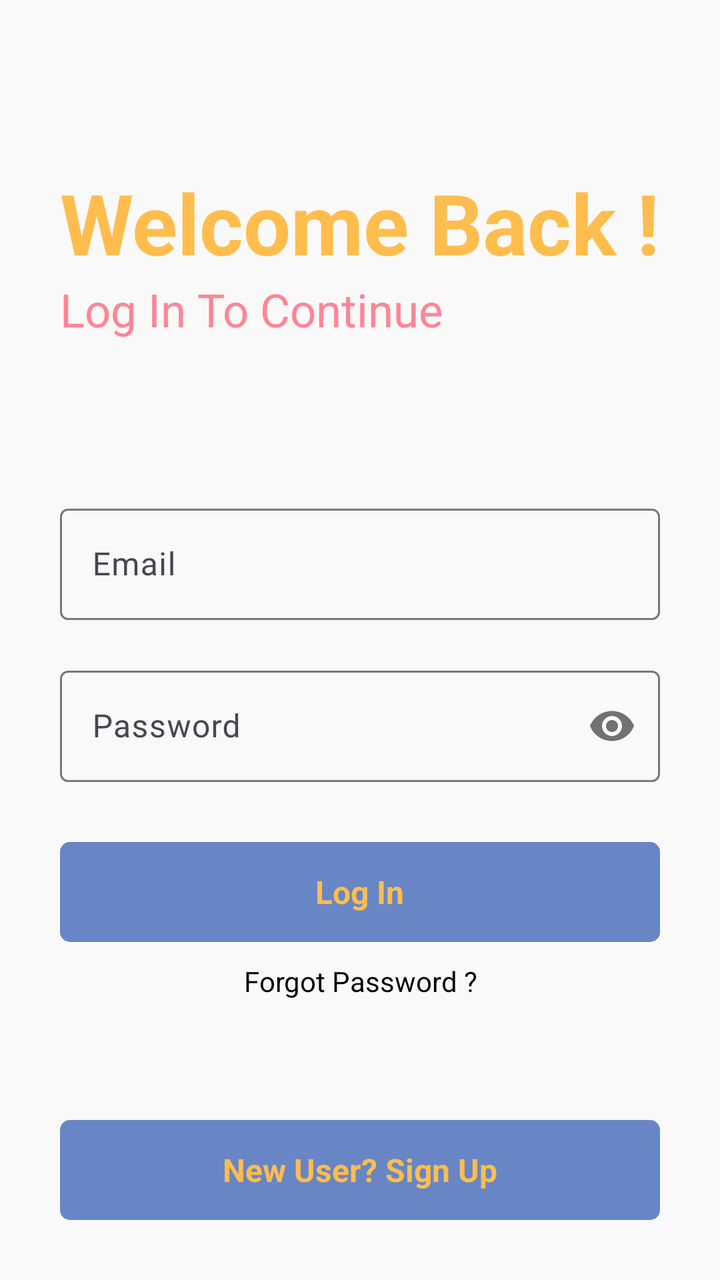
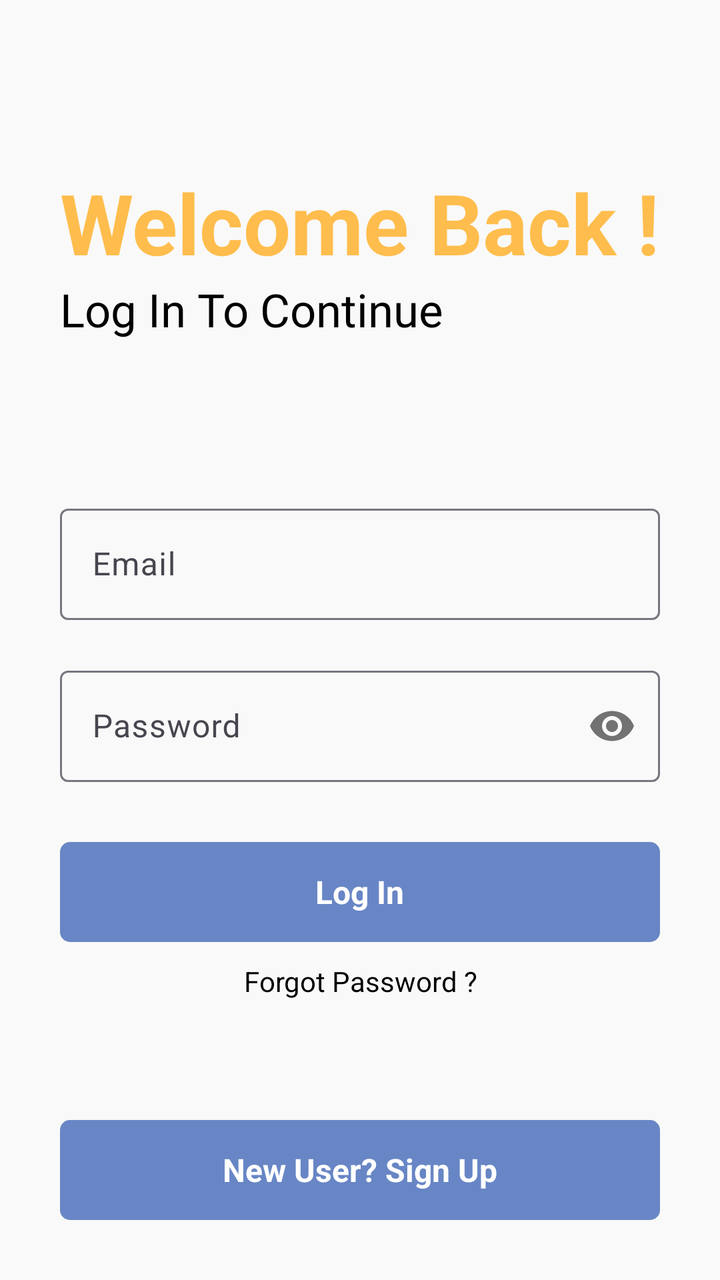

Screens rendered from an Android XML layout before and after an edit, with the pre-edit source and the edit as a unified diff.
<!-- AndroidManifest.xml: application theme Theme.SmartNoteV2 -->
<!-- res/layout/activity_main.xml -->
<?xml version="1.0" encoding="utf-8"?>
<RelativeLayout xmlns:android="http://schemas.android.com/apk/res/android"
    xmlns:app="http://schemas.android.com/apk/res-auto"
    xmlns:tools="http://schemas.android.com/tools"
    android:id="@+id/main"
    android:layout_width="match_parent"
    android:layout_height="match_parent"
    android:background="#f9f9f9"
    tools:context=".MainActivity">

    <RelativeLayout
        android:layout_width="match_parent"
        android:layout_height="wrap_content"
        android:id="@+id/centerline"
        android:layout_centerInParent="true">

    </RelativeLayout>
    <LinearLayout
        android:layout_width="match_parent"
        android:layout_height="wrap_content"
        android:layout_marginLeft="30dp"
        android:layout_marginRight="30dp"
        android:layout_above="@+id/centerline"
        android:layout_marginBottom="150dp"
        android:orientation="vertical">

        <TextView
            android:layout_width="match_parent"
            android:layout_height="wrap_content"
            android:text="Welcome Back !"
            android:textSize="42sp"
            android:textColor="#FFBD4D"
            android:textStyle="bold"/>
        <TextView
            android:layout_width="match_parent"
            android:layout_height="wrap_content"
            android:text="Log In To Continue"
            android:textSize="23sp"
            android:textColor="#FF8596"/>

    </LinearLayout>

    <com.google.android.material.textfield.TextInputLayout
        android:layout_width="match_parent"
        android:layout_height="wrap_content"
        android:layout_above="@+id/centerline"
        android:layout_marginBottom="10dp"
        android:id="@+id/email"
        android:layout_marginRight="30dp"
        android:layout_marginLeft="30dp"
        >
        <EditText
            android:layout_width="match_parent"
            android:layout_height="wrap_content"
            android:hint="Email"
            android:inputType="textEmailAddress"
            android:id="@+id/login_email"/>
    </com.google.android.material.textfield.TextInputLayout>

    <com.google.android.material.textfield.TextInputLayout
        android:layout_width="match_parent"
        android:layout_height="wrap_content"
        android:layout_below="@+id/centerline"
        android:layout_marginTop="10dp"
        android:id="@+id/password"
        android:layout_marginRight="30dp"
        android:layout_marginLeft="30dp"
        app:passwordToggleEnabled="true"
        >
        <EditText
            android:layout_width="match_parent"
            android:layout_height="wrap_content"
            android:hint="Password"
            android:inputType="textPassword"
            android:id="@+id/login_password"/>
    </com.google.android.material.textfield.TextInputLayout>

    <RelativeLayout
        android:layout_width="match_parent"
        android:layout_height="50dp"
        android:layout_marginLeft="30dp"
        android:layout_marginRight="30dp"
        android:layout_marginTop="30dp"
        android:background="@drawable/button_design"
        android:layout_below="@+id/password"
        android:id="@+id/login">

        <TextView
            android:layout_width="wrap_content"
            android:layout_height="wrap_content"
            android:textStyle="bold"
            android:layout_marginStart="8dp"
            android:textSize="16sp"
            android:text="Log In"
            android:textColor="#FFBD4D"
            android:layout_centerInParent="true"/>


    </RelativeLayout>

    <RelativeLayout
        android:layout_width="match_parent"
        android:layout_height="50dp"
        android:layout_marginLeft="30dp"
        android:layout_marginRight="30dp"
        android:layout_marginBottom="30dp"
        android:background="@drawable/button_design"
        android:layout_alignParentBottom="true"
        android:id="@+id/gotosignup">

        <TextView
            android:layout_width="wrap_content"
            android:layout_height="wrap_content"
            android:textStyle="bold"
            android:layout_marginStart="8dp"
            android:textSize="16sp"
            android:text="New User? Sign Up"
            android:textColor="#FFBD4D"
            android:layout_centerInParent="true"/>


    </RelativeLayout>


    <TextView
        android:layout_width="match_parent"
        android:layout_height="wrap_content"
        android:text="Forgot Password ?"
        android:textSize="14sp"
        android:id="@+id/gotoforgotpassword"
        android:textColor="@color/black"
        android:layout_below="@+id/login"
        android:layout_marginLeft="20dp"
        android:layout_marginRight="20dp"
        android:layout_marginTop="10dp"
        android:textAlignment="center"/>




</RelativeLayout>
<!-- resources referenced by this layout -->
<resources>
  <color name="black">#FF000000</color>
  <!-- drawable button_design (drawable) -->
  <?xml version="1.0" encoding="utf-8"?>
  <shape xmlns:android="http://schemas.android.com/apk/res/android">
      <solid android:color="#6886c5" />
      <corners android:radius="5dp" />
  </shape>
  <style name="Theme.SmartNoteV2" parent="Base.Theme.SmartNoteV2" />
  <style name="Base.Theme.SmartNoteV2" parent="Theme.Material3.DayNight.NoActionBar">
          
          
      </style>
</resources>

<!-- the commit's change to res/layout/activity_main.xml (unified diff, before → after) -->
@@ -36,7 +36,7 @@
             android:layout_height="wrap_content"
             android:text="Log In To Continue"
             android:textSize="23sp"
-            android:textColor="#FF8596"/>
+            android:textColor="@color/black"/>
 
     </LinearLayout>
 
@@ -92,7 +92,7 @@
             android:layout_marginStart="8dp"
             android:textSize="16sp"
             android:text="Log In"
-            android:textColor="#FFBD4D"
+            android:textColor="@color/white"
             android:layout_centerInParent="true"/>
 
 
@@ -115,7 +115,7 @@
             android:layout_marginStart="8dp"
             android:textSize="16sp"
             android:text="New User? Sign Up"
-            android:textColor="#FFBD4D"
+            android:textColor="@color/white"
             android:layout_centerInParent="true"/>
 
 
<!-- resource entries referenced after the edit -->
@@ -1,6 +1,7 @@
 <!-- resources referenced by this layout -->
 <resources>
   <color name="black">#FF000000</color>
+  <color name="white">#FFFFFFFF</color>
   <!-- drawable button_design (drawable) -->
   <?xml version="1.0" encoding="utf-8"?>
   <shape xmlns:android="http://schemas.android.com/apk/res/android">
